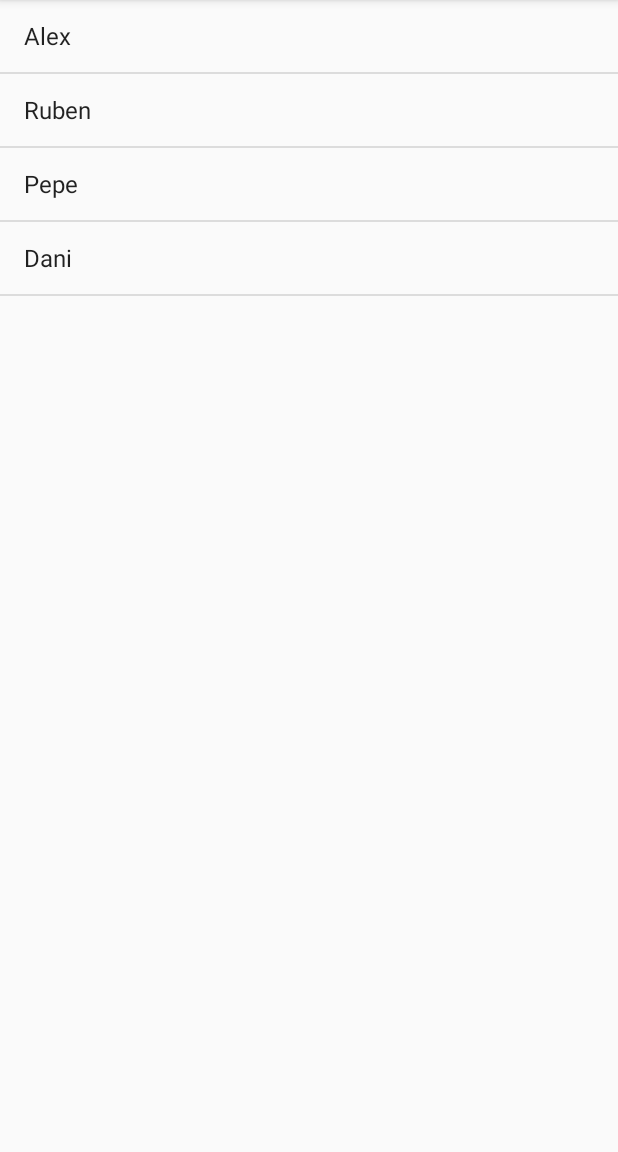
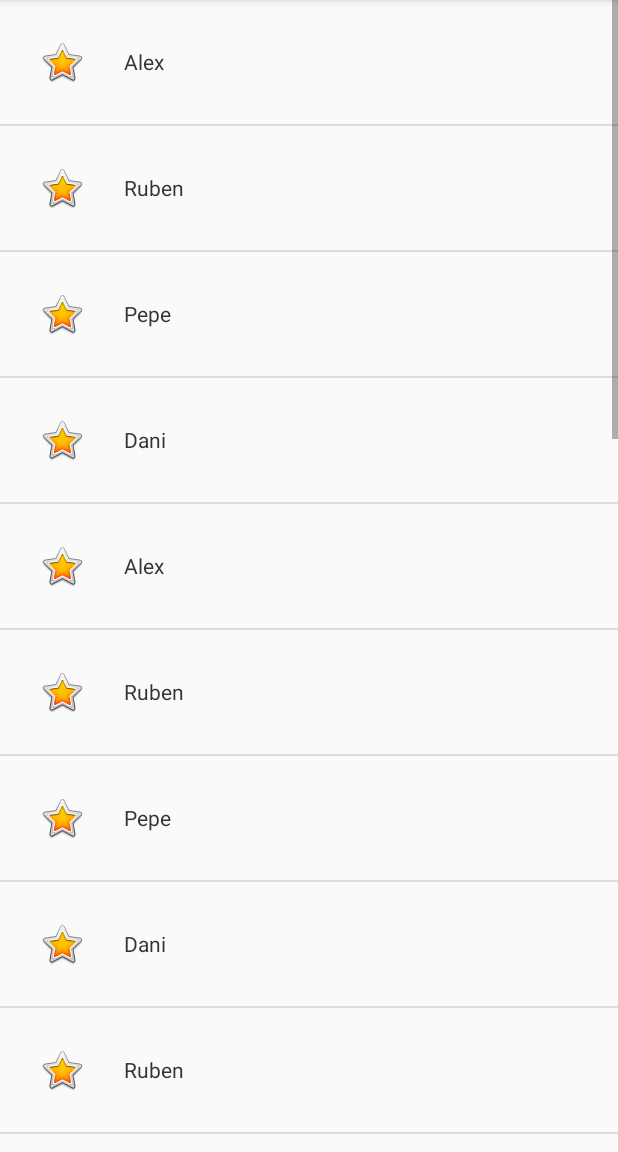
Before and after one commit to Steinspass/Prueba_03, an Android app: the screen it shows after launch (MainActivity), after a tap on "Alex", on a phone screen of 412 x 824 dp, the part 84-1236 px from its top. Run offline under Robolectric (Android 15) with nearby library versions, the phone set to English and light mode, and no system bars.

Commit message:
listview
Agregando adaptadores , viewholder pattern  y optimizando el listview

```diff
--- a/app/src/main/java/com/example/ndpsh/prueba_03/MainActivity.java
+++ b/app/src/main/java/com/example/ndpsh/prueba_03/MainActivity.java
@@ -3,8 +3,10 @@ package com.example.ndpsh.prueba_03;
 import android.support.v7.app.AppCompatActivity;
 import android.os.Bundle;
 import android.view.View;
+import android.view.ViewGroup;
 import android.widget.AdapterView;
 import android.widget.ArrayAdapter;
+import android.widget.BaseAdapter;
 import android.widget.ListView;
 import android.widget.Toast;
 
@@ -29,12 +31,32 @@ public class MainActivity extends AppCompatActivity {
         names.add("Ruben");
         names.add("Pepe");
         names.add("Dani");
+        names.add("Alex");
+        names.add("Ruben");
+        names.add("Pepe");
+        names.add("Dani");
+        names.add("Ruben");
+        names.add("Pepe");
+        names.add("Dani");
+        names.add("Ruben");
+        names.add("Pepe");
+        names.add("Dani");
+        names.add("Ruben");
+        names.add("Pepe");
+        names.add("Dani");
+        names.add("Ruben");
+        names.add("Pepe");
+        names.add("Dani");
+        names.add("Ruben");
+        names.add("Pepe");
+        names.add("Dani");
+        names.add("Alex");
 
         // Adaptador la forma visual del ListView,primero se le pasa el contexto = activity en el que nos encontramos
-        ArrayAdapter<String> adapter =new ArrayAdapter<String>(this, android.R.layout.simple_list_item_1,names);
+        //ArrayAdapter<String> adapter =new ArrayAdapter<String>(this, android.R.layout.simple_list_item_1,names);
 
         // Enlazamos nuestro listview junto adaptador
-        listView.setAdapter(adapter);
+        //listView.setAdapter(adapter);
 
         listView.setOnItemClickListener(new AdapterView.OnItemClickListener() {
             @Override
@@ -42,5 +64,9 @@ public class MainActivity extends AppCompatActivity {
                 Toast.makeText(MainActivity.this, "Cliked: "+names.get(position),Toast.LENGTH_SHORT).show();
             }
         });
+
+        // Enlazamos con nuestro adaptador personalizado
+        MyAdapter myAdapter = new MyAdapter(this, R.layout.list_item, names);
+        listView.setAdapter(myAdapter);
     }
 }
--- /dev/null
+++ b/app/src/main/java/com/example/ndpsh/prueba_03/MyAdapter.java
@@ -0,0 +1,71 @@
+package com.example.ndpsh.prueba_03;
+
+import android.content.Context;
+import android.view.LayoutInflater;
+import android.view.View;
+import android.view.ViewGroup;
+import android.widget.BaseAdapter;
+import android.widget.TextView;
+
+import java.util.List;
+
+public class MyAdapter extends BaseAdapter {
+
+    private Context context;
+    private int layout;
+    private List<String> names;
+
+    public MyAdapter(Context context, int layout, List <String> names) {
+        this.context = context;
+        this.layout = layout;
+        this.names = names;
+    }
+
+    @Override
+    public int getCount() {
+        return names.size();
+    }
+    //va dar el numero de veces que van hacer dibujado los item
+    @Override
+    public Object getItem(int position) {return this.names.get(position);}
+    //Para obtener item de la coleccion
+    @Override
+    public long getItemId(int id) {
+        return id;
+    }
+    // Es para obtener el elemento de esa coleccion
+    @Override
+    public View getView(int position, View convertView, ViewGroup viewGroup) {
+        // Escoge cada elemento y se dibuja lo que queremos hacer
+
+        // View Holder Pattern = optimizacion del listView , dicho de otro modo preguntamos que datos nuevos ahi y si no esta en el convertView lo añadimos
+        ViewHolder holder;
+
+        if (convertView == null){
+            // Rellenamos la vista que ha llegado con nuestro layout personalizado.
+            LayoutInflater layoutInflater = LayoutInflater.from(this.context);
+            convertView = layoutInflater.inflate(R.layout.list_item,null);
+
+            holder = new ViewHolder();
+            // Llamamos al elemento a modifficar y lo rellenamos
+            holder.nameTextView = (TextView) convertView.findViewById(R.id.TextView);
+            // Este metodo permite añadir un objecto o un objecto con una id. este segundo caso es para varios
+            convertView.setTag(holder);
+        }else{
+            holder = (ViewHolder) convertView.getTag();
+        }
+
+
+        // Nos traemos el valor dependiente de la posicion
+        String currentName = names.get(position);
+        //currentName = (String) getItem(position); -> Otra forma de hacerlo
+        holder.nameTextView.setText(currentName);
+
+        // Devolvemos la listView inflada y modificada con nuestros datos
+        return convertView;
+    }
+
+    static class ViewHolder{
+        private TextView nameTextView;
+    }
+}
--- a/app/src/main/res/layout/list_item.xml
+++ b/app/src/main/res/layout/list_item.xml
@@ -13,8 +13,8 @@
         android:layout_gravity="center_vertical"
         android:layout_margin="25dp"/>
 
-    <EditText
-        android:id="@+id/editText"
+    <TextView
+        android:id="@+id/TextView"
         android:layout_width="wrap_content"
         android:layout_height="wrap_content"
         android:textColor="#333"
```
